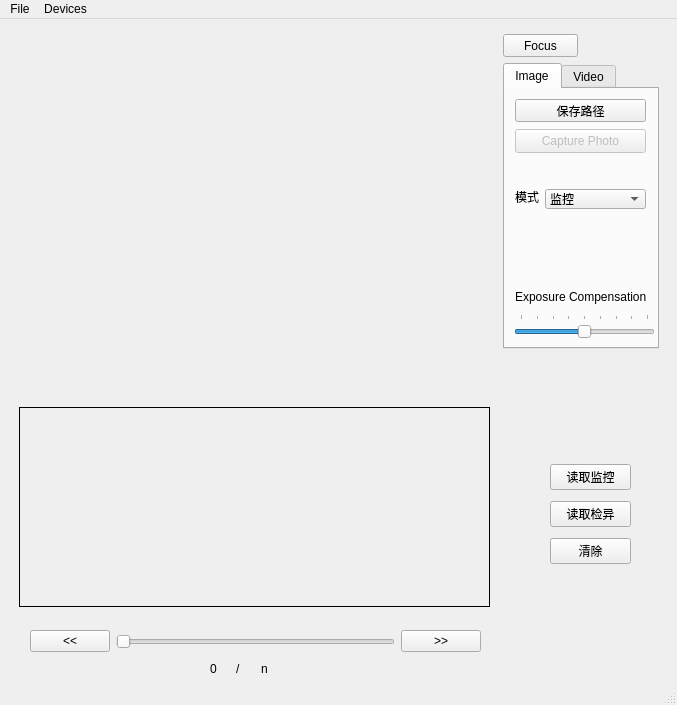
Old version of the form camera/camera.ui in the repository MoreDrinkHotWater/QML_test.
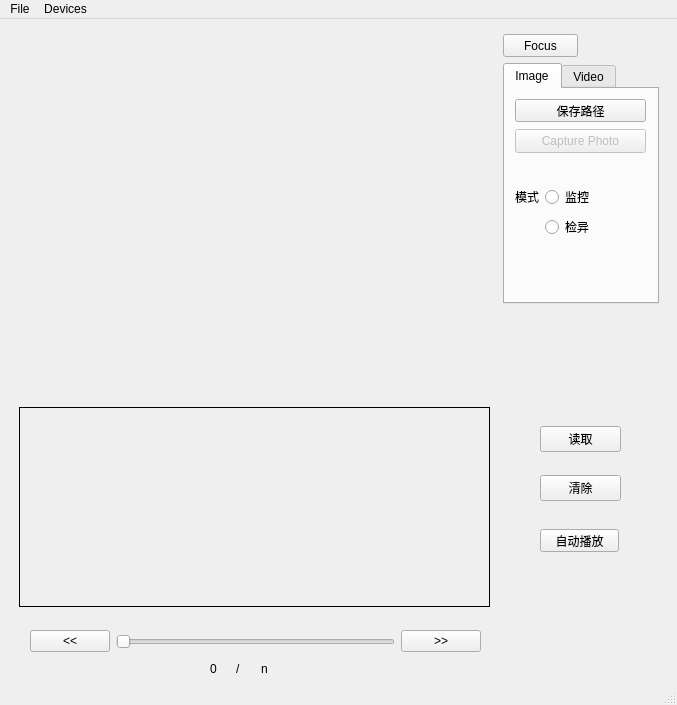
New version of the form. The open tabs and pages were chosen to show the change. Icons and pictures are not drawn. Custom widgets are drawn as their Qt base class.

Commit message: modify the camera project

```diff
--- a/camera/camera.ui
+++ b/camera/camera.ui
@@ -170,7 +170,7 @@
       <x>503</x>
       <y>44</y>
       <width>156</width>
-      <height>286</height>
+      <height>241</height>
      </rect>
     </property>
     <property name="currentIndex">
@@ -200,44 +200,6 @@
         <normaloff>:/images/shutter.svg</normaloff>:/images/shutter.svg</iconset>
       </property>
      </widget>
-     <widget class="QLabel" name="label">
-      <property name="geometry">
-       <rect>
-        <x>10</x>
-        <y>200</y>
-        <width>132</width>
-        <height>16</height>
-       </rect>
-      </property>
-      <property name="text">
-       <string>Exposure Compensation:</string>
-      </property>
-     </widget>
-     <widget class="QSlider" name="exposureCompensation">
-      <property name="geometry">
-       <rect>
-        <x>9</x>
-        <y>225</y>
-        <width>141</width>
-        <height>27</height>
-       </rect>
-      </property>
-      <property name="minimum">
-       <number>-4</number>
-      </property>
-      <property name="maximum">
-       <number>4</number>
-      </property>
-      <property name="pageStep">
-       <number>2</number>
-      </property>
-      <property name="orientation">
-       <enum>Qt::Horizontal</enum>
-      </property>
-      <property name="tickPosition">
-       <enum>QSlider::TicksAbove</enum>
-      </property>
-     </widget>
      <widget class="QLabel" name="mode">
       <property name="geometry">
        <rect>
@@ -251,32 +213,6 @@
        <string>模式</string>
       </property>
      </widget>
-     <widget class="QComboBox" name="modeComboBox">
-      <property name="geometry">
-       <rect>
-        <x>40</x>
-        <y>100</y>
-        <width>101</width>
-        <height>20</height>
-       </rect>
-      </property>
-      <property name="toolTip">
-       <string>请选择模式</string>
-      </property>
-      <property name="sizeAdjustPolicy">
-       <enum>QComboBox::AdjustToContentsOnFirstShow</enum>
-      </property>
-      <item>
-       <property name="text">
-        <string extracomment="实时监控">监控</string>
-       </property>
-      </item>
-      <item>
-       <property name="text">
-        <string extracomment="检查异常">检异</string>
-       </property>
-      </item>
-     </widget>
      <widget class="QPushButton" name="savePathButton">
       <property name="geometry">
        <rect>
@@ -290,6 +226,41 @@
        <string>保存路径</string>
       </property>
      </widget>
+     <widget class="QRadioButton" name="radioButton">
+      <property name="geometry">
+       <rect>
+        <x>40</x>
+        <y>100</y>
+        <width>51</width>
+        <height>16</height>
+       </rect>
+      </property>
+      <property name="text">
+       <string>监控</string>
+      </property>
+      <property name="checkable">
+       <bool>true</bool>
+      </property>
+      <attribute name="buttonGroup">
+       <string notr="true">buttonGroup</string>
+      </attribute>
+     </widget>
+     <widget class="QRadioButton" name="radioButton_2">
+      <property name="geometry">
+       <rect>
+        <x>40</x>
+        <y>130</y>
+        <width>51</width>
+        <height>16</height>
+       </rect>
+      </property>
+      <property name="text">
+       <string>检异</string>
+      </property>
+      <attribute name="buttonGroup">
+       <string notr="true">buttonGroup</string>
+      </attribute>
+     </widget>
     </widget>
     <widget class="QWidget" name="tab">
      <attribute name="title">
@@ -444,8 +415,8 @@
    <widget class="QWidget" name="layoutWidget">
     <property name="geometry">
      <rect>
-      <x>550</x>
-      <y>440</y>
+      <x>540</x>
+      <y>390</y>
       <width>81</width>
       <height>111</height>
      </rect>
@@ -454,14 +425,7 @@
      <item>
       <widget class="QPushButton" name="readAbnormityButton">
        <property name="text">
-        <string>读取监控</string>
-       </property>
-      </widget>
-     </item>
-     <item>
-      <widget class="QPushButton" name="readMonitorButton">
-       <property name="text">
-        <string>读取检异</string>
+        <string>读取</string>
        </property>
       </widget>
      </item>
@@ -474,6 +438,19 @@
      </item>
     </layout>
    </widget>
+   <widget class="QPushButton" name="autoplayButton">
+    <property name="geometry">
+     <rect>
+      <x>540</x>
+      <y>510</y>
+      <width>79</width>
+      <height>23</height>
+     </rect>
+    </property>
+    <property name="text">
+     <string>自动播放</string>
+    </property>
+   </widget>
   </widget>
   <widget class="QMenuBar" name="menubar">
    <property name="geometry">
```
Left out of the diff: 23 changed lines with no effect on the pictures. The commit also changes 10 other files.
